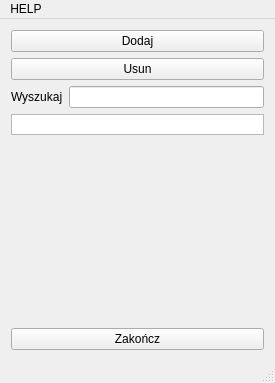
mszlachetka/spis, file mainwindow.ui: the form before one commit.
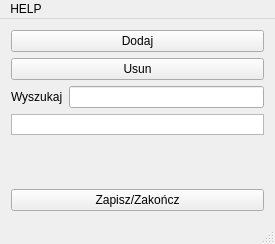
The form after the commit.

```diff
--- a/mainwindow.ui
+++ b/mainwindow.ui
@@ -7,7 +7,7 @@
     <x>0</x>
     <y>0</y>
     <width>275</width>
-    <height>383</height>
+    <height>244</height>
    </rect>
   </property>
   <property name="windowTitle">
@@ -80,7 +80,7 @@
     <item row="3" column="0">
      <widget class="QPushButton" name="pushButton_3">
       <property name="text">
-       <string>Zakończ</string>
+       <string>Zapisz/Zakończ</string>
       </property>
      </widget>
     </item>
```
